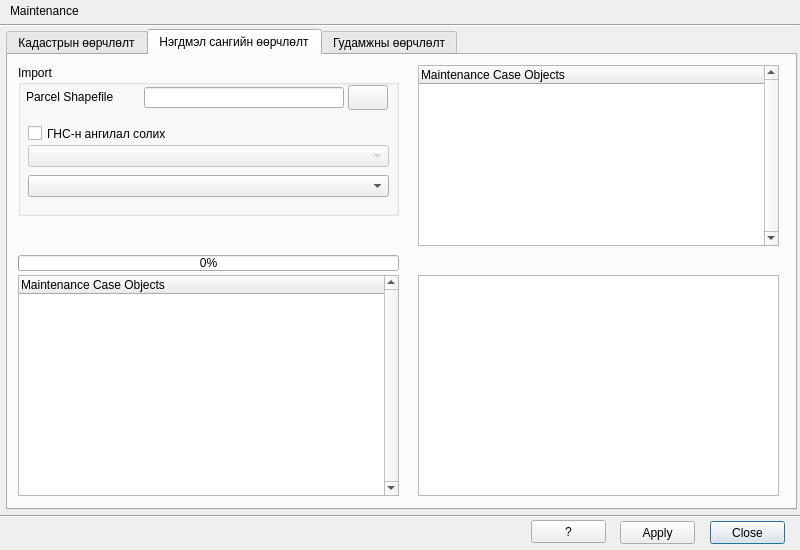
Old version of the form view/CreateCaseDialog.ui in the repository teamlm2/lm2_mgis.
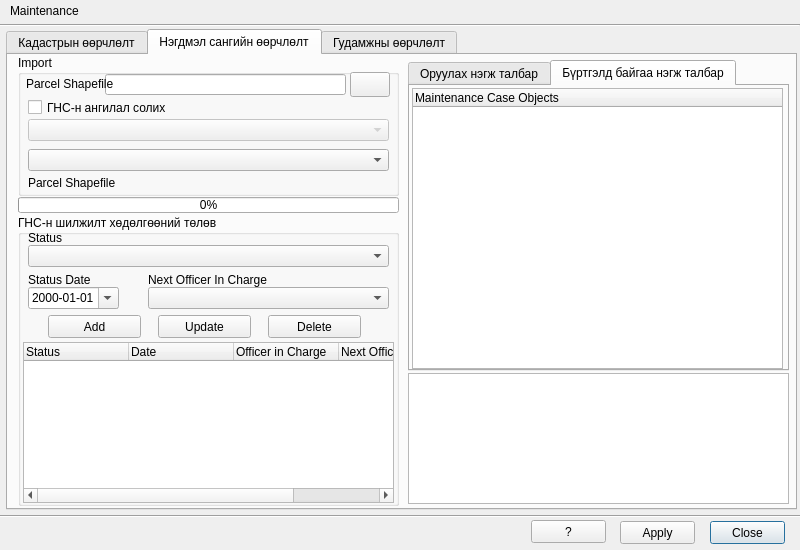
New version of the form. The open tabs and pages were chosen to show the change. Icons and pictures are not drawn.

Diff of the .ui file:
```diff
--- a/view/CreateCaseDialog.ui
+++ b/view/CreateCaseDialog.ui
@@ -676,9 +676,9 @@
      <property name="geometry">
       <rect>
        <x>10</x>
-       <y>10</y>
+       <y>0</y>
        <width>381</width>
-       <height>151</height>
+       <height>141</height>
       </rect>
      </property>
      <property name="title">
@@ -687,9 +687,9 @@
      <widget class="QLineEdit" name="landuse_parcel_shape_edit">
       <property name="geometry">
        <rect>
-        <x>126</x>
-        <y>22</y>
-        <width>200</width>
+        <x>87</x>
+        <y>19</y>
+        <width>241</width>
         <height>21</height>
        </rect>
       </property>
@@ -701,7 +701,7 @@
       <property name="geometry">
        <rect>
         <x>8</x>
-        <y>24</y>
+        <y>21</y>
         <width>101</width>
         <height>16</height>
        </rect>
@@ -716,8 +716,8 @@
       </property>
       <property name="geometry">
        <rect>
-        <x>330</x>
-        <y>20</y>
+        <x>332</x>
+        <y>17</y>
         <width>40</width>
         <height>25</height>
        </rect>
@@ -740,7 +740,7 @@
       <property name="geometry">
        <rect>
         <x>10</x>
-        <y>80</y>
+        <y>64</y>
         <width>361</width>
         <height>22</height>
        </rect>
@@ -750,7 +750,7 @@
       <property name="geometry">
        <rect>
         <x>10</x>
-        <y>110</y>
+        <y>94</y>
         <width>361</width>
         <height>22</height>
        </rect>
@@ -760,7 +760,7 @@
       <property name="geometry">
        <rect>
         <x>10</x>
-        <y>60</y>
+        <y>44</y>
         <width>231</width>
         <height>17</height>
        </rect>
@@ -769,33 +769,25 @@
        <string>ГНС-н ангилал солих</string>
       </property>
      </widget>
-    </widget>
-    <widget class="QTreeWidget" name="check_landuse_twidget">
-     <property name="geometry">
-      <rect>
-       <x>410</x>
-       <y>10</y>
-       <width>361</width>
-       <height>181</height>
-      </rect>
-     </property>
-     <property name="verticalScrollBarPolicy">
-      <enum>Qt::ScrollBarAlwaysOn</enum>
-     </property>
-     <attribute name="headerDefaultSectionSize">
-      <number>100</number>
-     </attribute>
-     <column>
+     <widget class="QLabel" name="workflow_label">
+      <property name="geometry">
+       <rect>
+        <x>10</x>
+        <y>120</y>
+        <width>361</width>
+        <height>16</height>
+       </rect>
+      </property>
       <property name="text">
-       <string>Maintenance Case Objects</string>
+       <string>Parcel Shapefile</string>
       </property>
-     </column>
+     </widget>
     </widget>
     <widget class="QProgressBar" name="main_load_pbar">
      <property name="geometry">
       <rect>
        <x>10</x>
-       <y>200</y>
+       <y>142</y>
        <width>381</width>
        <height>16</height>
       </rect>
@@ -807,40 +799,250 @@
       <enum>QProgressBar::TopToBottom</enum>
      </property>
     </widget>
-    <widget class="QTreeWidget" name="result_landuse_twidget">
-     <property name="geometry">
-      <rect>
-       <x>10</x>
-       <y>220</y>
-       <width>381</width>
-       <height>221</height>
-      </rect>
-     </property>
-     <property name="verticalScrollBarPolicy">
-      <enum>Qt::ScrollBarAlwaysOn</enum>
-     </property>
-     <attribute name="headerDefaultSectionSize">
-      <number>100</number>
-     </attribute>
-     <column>
-      <property name="text">
-       <string>Maintenance Case Objects</string>
-      </property>
-     </column>
-    </widget>
     <widget class="QPlainTextEdit" name="message_txt_edit">
      <property name="geometry">
       <rect>
-       <x>410</x>
-       <y>220</y>
-       <width>361</width>
-       <height>221</height>
+       <x>400</x>
+       <y>318</y>
+       <width>381</width>
+       <height>131</height>
       </rect>
      </property>
      <property name="readOnly">
       <bool>true</bool>
      </property>
     </widget>
+    <widget class="QGroupBox" name="application_status_group_box">
+     <property name="geometry">
+      <rect>
+       <x>10</x>
+       <y>160</y>
+       <width>381</width>
+       <height>291</height>
+      </rect>
+     </property>
+     <property name="title">
+      <string>ГНС-н шилжилт хөдөлгөөний төлөв</string>
+     </property>
+     <widget class="QLabel" name="label_15">
+      <property name="geometry">
+       <rect>
+        <x>10</x>
+        <y>15</y>
+        <width>161</width>
+        <height>16</height>
+       </rect>
+      </property>
+      <property name="text">
+       <string>Status</string>
+      </property>
+     </widget>
+     <widget class="QLabel" name="label_17">
+      <property name="geometry">
+       <rect>
+        <x>130</x>
+        <y>57</y>
+        <width>251</width>
+        <height>16</height>
+       </rect>
+      </property>
+      <property name="text">
+       <string>Next Officer In Charge</string>
+      </property>
+     </widget>
+     <widget class="QDateEdit" name="status_date_date">
+      <property name="geometry">
+       <rect>
+        <x>10</x>
+        <y>72</y>
+        <width>91</width>
+        <height>22</height>
+       </rect>
+      </property>
+      <property name="displayFormat">
+       <string>yyyy-MM-dd</string>
+      </property>
+      <property name="calendarPopup">
+       <bool>true</bool>
+      </property>
+     </widget>
+     <widget class="QLabel" name="label_18">
+      <property name="geometry">
+       <rect>
+        <x>10</x>
+        <y>57</y>
+        <width>171</width>
+        <height>16</height>
+       </rect>
+      </property>
+      <property name="text">
+       <string>Status Date</string>
+      </property>
+     </widget>
+     <widget class="QPushButton" name="status_add_button">
+      <property name="geometry">
+       <rect>
+        <x>30</x>
+        <y>100</y>
+        <width>93</width>
+        <height>23</height>
+       </rect>
+      </property>
+      <property name="text">
+       <string>Add</string>
+      </property>
+     </widget>
+     <widget class="QPushButton" name="status_update_button">
+      <property name="geometry">
+       <rect>
+        <x>140</x>
+        <y>100</y>
+        <width>93</width>
+        <height>23</height>
+       </rect>
+      </property>
+      <property name="text">
+       <string>Update</string>
+      </property>
+     </widget>
+     <widget class="QPushButton" name="status_delete_button">
+      <property name="geometry">
+       <rect>
+        <x>250</x>
+        <y>100</y>
+        <width>93</width>
+        <height>23</height>
+       </rect>
+      </property>
+      <property name="text">
+       <string>Delete</string>
+      </property>
+     </widget>
+     <widget class="QTableWidget" name="movement_status_twidget">
+      <property name="geometry">
+       <rect>
+        <x>5</x>
+        <y>127</y>
+        <width>371</width>
+        <height>161</height>
+       </rect>
+      </property>
+      <attribute name="horizontalHeaderDefaultSectionSize">
+       <number>105</number>
+      </attribute>
+      <column>
+       <property name="text">
+        <string>Status</string>
+       </property>
+       <property name="textAlignment">
+        <set>AlignLeft|AlignVCenter</set>
+       </property>
+      </column>
+      <column>
+       <property name="text">
+        <string>Date</string>
+       </property>
+       <property name="textAlignment">
+        <set>AlignLeft|AlignVCenter</set>
+       </property>
+      </column>
+      <column>
+       <property name="text">
+        <string>Officer in Charge</string>
+       </property>
+       <property name="textAlignment">
+        <set>AlignLeft|AlignVCenter</set>
+       </property>
+      </column>
+      <column>
+       <property name="text">
+        <string>Next Officer in Charge</string>
+       </property>
+       <property name="textAlignment">
+        <set>AlignLeft|AlignVCenter</set>
+       </property>
+      </column>
+     </widget>
+     <widget class="QComboBox" name="status_cbox">
+      <property name="geometry">
+       <rect>
+        <x>10</x>
+        <y>30</y>
+        <width>361</width>
+        <height>22</height>
+       </rect>
+      </property>
+     </widget>
+     <widget class="QComboBox" name="next_officer_in_charge_cbox">
+      <property name="geometry">
+       <rect>
+        <x>130</x>
+        <y>72</y>
+        <width>241</width>
+        <height>22</height>
+       </rect>
+      </property>
+     </widget>
+    </widget>
+    <widget class="QTabWidget" name="case_parcel_tabwidget">
+     <property name="geometry">
+      <rect>
+       <x>400</x>
+       <y>5</y>
+       <width>381</width>
+       <height>311</height>
+      </rect>
+     </property>
+     <property name="currentIndex">
+      <number>0</number>
+     </property>
+     <widget class="QWidget" name="import_parcels_tab">
+      <attribute name="title">
+       <string>Оруулах нэгж талбар</string>
+      </attribute>
+      <widget class="QTreeWidget" name="result_landuse_twidget">
+       <property name="geometry">
+        <rect>
+         <x>2</x>
+         <y>2</y>
+         <width>371</width>
+         <height>281</height>
+        </rect>
+       </property>
+       <property name="verticalScrollBarPolicy">
+        <enum>Qt::ScrollBarAlwaysOn</enum>
+       </property>
+       <attribute name="headerDefaultSectionSize">
+        <number>100</number>
+       </attribute>
+       <column>
+        <property name="text">
+         <string>Maintenance Case Objects</string>
+        </property>
+       </column>
+      </widget>
+     </widget>
+     <widget class="QWidget" name="case_parcels_tab">
+      <attribute name="title">
+       <string>Бүртгэлд байгаа нэгж талбар</string>
+      </attribute>
+      <widget class="QTreeWidget" name="case_parcels_treewidget">
+       <property name="geometry">
+        <rect>
+         <x>2</x>
+         <y>2</y>
+         <width>371</width>
+         <height>281</height>
+        </rect>
+       </property>
+       <column>
+        <property name="text">
+         <string>Maintenance Case Objects</string>
+        </property>
+       </column>
+      </widget>
+     </widget>
+    </widget>
    </widget>
    <widget class="QWidget" name="tab_2">
     <attribute name="title">
```
